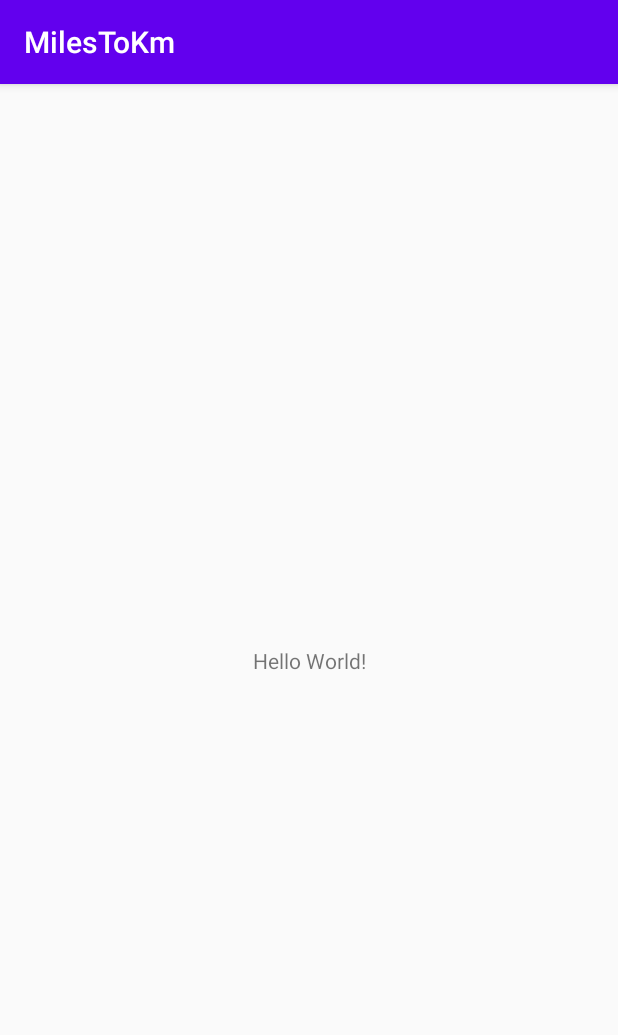
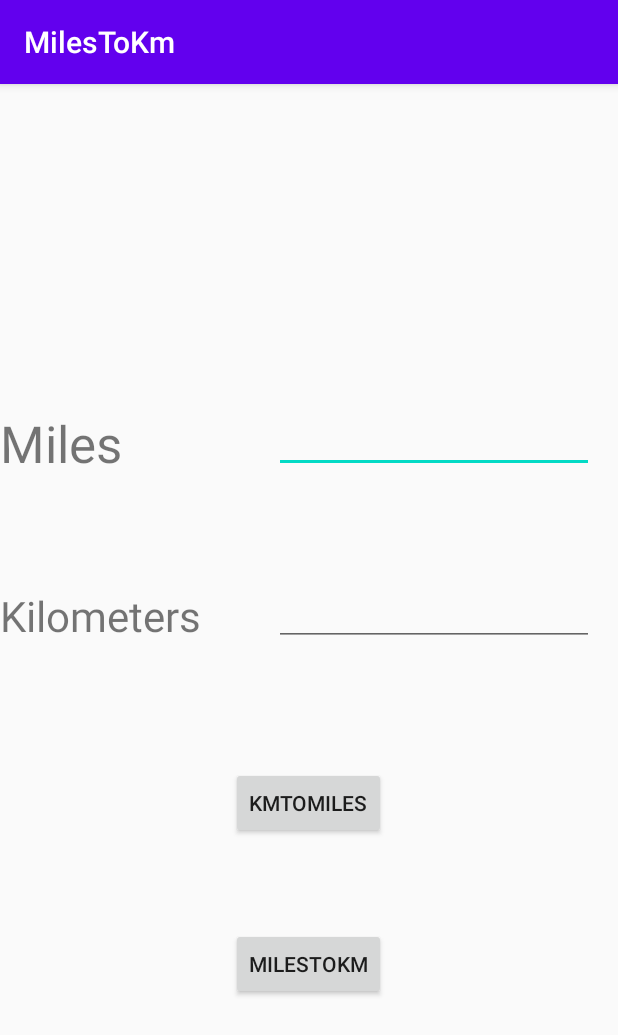
Before and after one commit to TimzOwen/MilesToKm, an Android app: the screen it shows after launch (MainActivity), on a phone screen of 412 x 824 dp. Shown: the top 1035 px of the screen. Run offline under Robolectric (Android 15) with nearby library versions, the phone set to English and light mode, and no system bars.

Commit message:
the UI done

```diff
--- a/app/src/main/res/layout/activity_main.xml
+++ b/app/src/main/res/layout/activity_main.xml
@@ -6,13 +6,81 @@
     android:layout_height="match_parent"
     tools:context=".MainActivity">
 
-    <TextView
+    <EditText
+        android:id="@+id/etMilesToKm"
         android:layout_width="wrap_content"
         android:layout_height="wrap_content"
-        android:text="Hello World!"
+        android:ems="10"
+        android:inputType="textPersonName"
+        android:textSize="18sp"
         app:layout_constraintBottom_toBottomOf="parent"
-        app:layout_constraintLeft_toLeftOf="parent"
-        app:layout_constraintRight_toRightOf="parent"
-        app:layout_constraintTop_toTopOf="parent" />
+        app:layout_constraintEnd_toEndOf="parent"
+        app:layout_constraintHorizontal_bias="0.919"
+        app:layout_constraintStart_toStartOf="parent"
+        app:layout_constraintTop_toTopOf="parent"
+        app:layout_constraintVertical_bias="0.296" />
 
+    <EditText
+        android:id="@+id/etKmToMiles"
+        android:layout_width="wrap_content"
+        android:layout_height="wrap_content"
+        android:ems="10"
+        android:inputType="textPersonName"
+        android:textSize="18sp"
+        app:layout_constraintBottom_toBottomOf="parent"
+        app:layout_constraintEnd_toEndOf="parent"
+        app:layout_constraintHorizontal_bias="0.919"
+        app:layout_constraintStart_toStartOf="parent"
+        app:layout_constraintTop_toTopOf="parent"
+        app:layout_constraintVertical_bias="0.456" />
+
+    <TextView
+        android:id="@+id/tvmiles"
+        android:layout_width="wrap_content"
+        android:layout_height="wrap_content"
+        android:text="Miles"
+        android:textSize="34sp"
+        app:layout_constraintBottom_toBottomOf="parent"
+        app:layout_constraintEnd_toStartOf="@+id/etMiles"
+        app:layout_constraintHorizontal_bias="0.495"
+        app:layout_constraintStart_toStartOf="parent"
+        app:layout_constraintTop_toTopOf="parent"
+        app:layout_constraintVertical_bias="0.3" />
+
+    <TextView
+        android:id="@+id/tvmiles2"
+        android:layout_width="wrap_content"
+        android:layout_height="wrap_content"
+        android:text="Kilometers"
+        android:textSize="28sp"
+        app:layout_constraintBottom_toBottomOf="parent"
+        app:layout_constraintEnd_toStartOf="@+id/etMiles"
+        app:layout_constraintHorizontal_bias="0.495"
+        app:layout_constraintStart_toStartOf="parent"
+        app:layout_constraintTop_toTopOf="parent"
+        app:layout_constraintVertical_bias="0.459" />
+
+    <Button
+        android:id="@+id/btnKmToMiles"
+        android:layout_width="wrap_content"
+        android:layout_height="wrap_content"
+        android:text="KmToMiles"
+        app:layout_constraintBottom_toBottomOf="parent"
+        app:layout_constraintEnd_toEndOf="parent"
+        app:layout_constraintHorizontal_bias="0.498"
+        app:layout_constraintStart_toStartOf="parent"
+        app:layout_constraintTop_toTopOf="parent"
+        app:layout_constraintVertical_bias="0.632" />
+
+    <Button
+        android:id="@+id/btnMilesToKm"
+        android:layout_width="wrap_content"
+        android:layout_height="wrap_content"
+        android:text="MilesToKm"
+        app:layout_constraintBottom_toBottomOf="parent"
+        app:layout_constraintEnd_toEndOf="parent"
+        app:layout_constraintHorizontal_bias="0.498"
+        app:layout_constraintStart_toStartOf="parent"
+        app:layout_constraintTop_toBottomOf="@+id/btnKmToMiles"
+        app:layout_constraintVertical_bias="0.275" />
 </androidx.constraintlayout.widget.ConstraintLayout>
```
